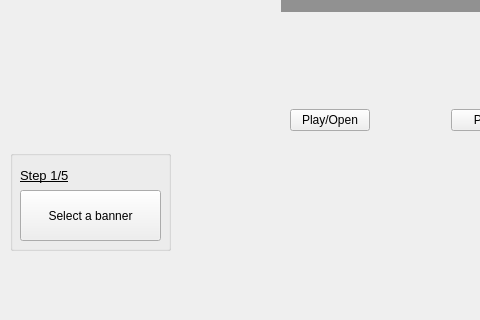
Old version of the form ui/basic.ui in the repository pratikone/videoVenom; both pictures show x 0 to 480 and y 280 to 600 of the 792 by 600 pixel window.
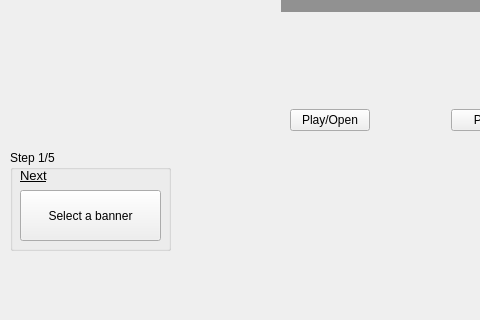
New version of the form. Icons and pictures are not drawn. Custom widgets are drawn as their Qt base class.

Commit message: changed text of Next and steps

Diff of the .ui file:
```diff
--- a/ui/basic.ui
+++ b/ui/basic.ui
@@ -230,7 +230,7 @@
      </rect>
     </property>
     <property name="title">
-     <string/>
+     <string>Step 1/5</string>
     </property>
     <widget class="QLabel" name="nextLabel">
      <property name="geometry">
@@ -255,7 +255,7 @@
       <bool>false</bool>
      </property>
      <property name="text">
-      <string>Step 1/5</string>
+      <string>Next</string>
      </property>
     </widget>
     <widget class="QPushButton" name="nextBtn">
```
The commit also changes 6 other files.
